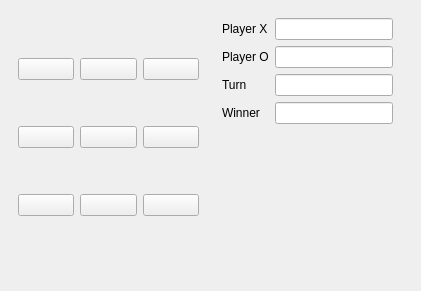
Old version of the form gamewidget.ui in the repository DonAurelio/graphic-tic-tac-toe.
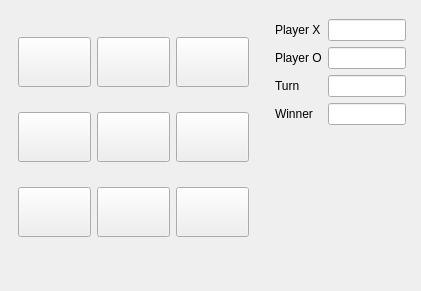
New version of the form.

Commit message: Signals and Slots Menu, StartGame, Exit

What changed in the file:
```diff
--- a/gamewidget.ui
+++ b/gamewidget.ui
@@ -28,18 +28,33 @@
    <layout class="QHBoxLayout" name="horizontalLayout">
     <item>
      <widget class="QWidget" name="boardWidget" native="true">
+      <property name="minimumSize">
+       <size>
+        <width>250</width>
+        <height>0</height>
+       </size>
+      </property>
       <widget class="QWidget" name="gridLayoutWidget">
        <property name="geometry">
         <rect>
          <x>9</x>
          <y>9</y>
-         <width>181</width>
+         <width>231</width>
          <height>241</height>
         </rect>
        </property>
        <layout class="QGridLayout" name="gridLayout">
         <item row="0" column="0">
          <widget class="QPushButton" name="pushButtonBoard1">
+          <property name="enabled">
+           <bool>true</bool>
+          </property>
+          <property name="minimumSize">
+           <size>
+            <width>50</width>
+            <height>50</height>
+           </size>
+          </property>
           <property name="text">
            <string/>
           </property>
@@ -47,6 +62,12 @@
         </item>
         <item row="0" column="1">
          <widget class="QPushButton" name="pushButtonBoard2">
+          <property name="minimumSize">
+           <size>
+            <width>50</width>
+            <height>50</height>
+           </size>
+          </property>
           <property name="text">
            <string/>
           </property>
@@ -54,6 +75,12 @@
         </item>
         <item row="1" column="0">
          <widget class="QPushButton" name="pushButtonBoard4">
+          <property name="minimumSize">
+           <size>
+            <width>50</width>
+            <height>50</height>
+           </size>
+          </property>
           <property name="text">
            <string/>
           </property>
@@ -61,6 +88,12 @@
         </item>
         <item row="1" column="1">
          <widget class="QPushButton" name="pushButtonBoard5">
+          <property name="minimumSize">
+           <size>
+            <width>50</width>
+            <height>50</height>
+           </size>
+          </property>
           <property name="text">
            <string/>
           </property>
@@ -68,6 +101,12 @@
         </item>
         <item row="2" column="0">
          <widget class="QPushButton" name="pushButtonBoard7">
+          <property name="minimumSize">
+           <size>
+            <width>50</width>
+            <height>50</height>
+           </size>
+          </property>
           <property name="text">
            <string/>
           </property>
@@ -75,6 +114,12 @@
         </item>
         <item row="2" column="1">
          <widget class="QPushButton" name="pushButtonBoard8">
+          <property name="minimumSize">
+           <size>
+            <width>50</width>
+            <height>50</height>
+           </size>
+          </property>
           <property name="text">
            <string/>
           </property>
@@ -82,6 +127,12 @@
         </item>
         <item row="0" column="2">
          <widget class="QPushButton" name="pushButtonBoard3">
+          <property name="minimumSize">
+           <size>
+            <width>50</width>
+            <height>50</height>
+           </size>
+          </property>
           <property name="text">
            <string/>
           </property>
@@ -89,6 +140,12 @@
         </item>
         <item row="1" column="2">
          <widget class="QPushButton" name="pushButtonBoard6">
+          <property name="minimumSize">
+           <size>
+            <width>50</width>
+            <height>50</height>
+           </size>
+          </property>
           <property name="text">
            <string/>
           </property>
@@ -96,6 +153,12 @@
         </item>
         <item row="2" column="2">
          <widget class="QPushButton" name="pushButtonBoard9">
+          <property name="minimumSize">
+           <size>
+            <width>50</width>
+            <height>50</height>
+           </size>
+          </property>
           <property name="text">
            <string/>
           </property>
@@ -110,9 +173,9 @@
       <widget class="QWidget" name="formLayoutWidget">
        <property name="geometry">
         <rect>
-         <x>9</x>
-         <y>9</y>
-         <width>171</width>
+         <x>10</x>
+         <y>10</y>
+         <width>131</width>
          <height>241</height>
         </rect>
        </property>
```
The commit also changes 2 other files.
